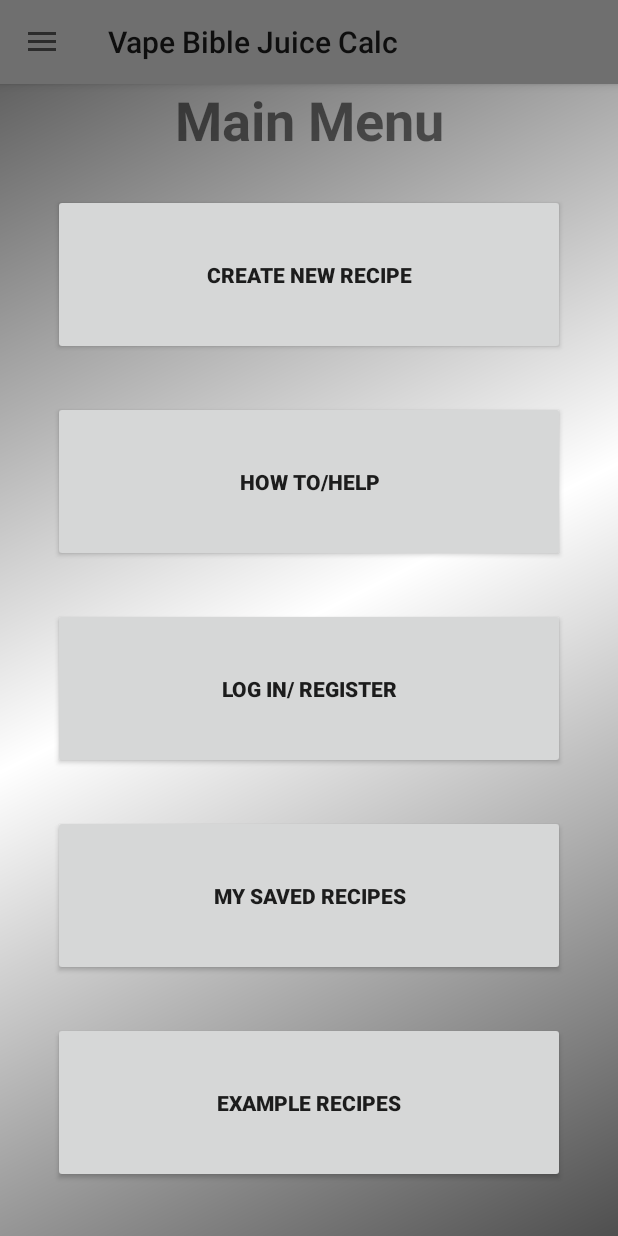
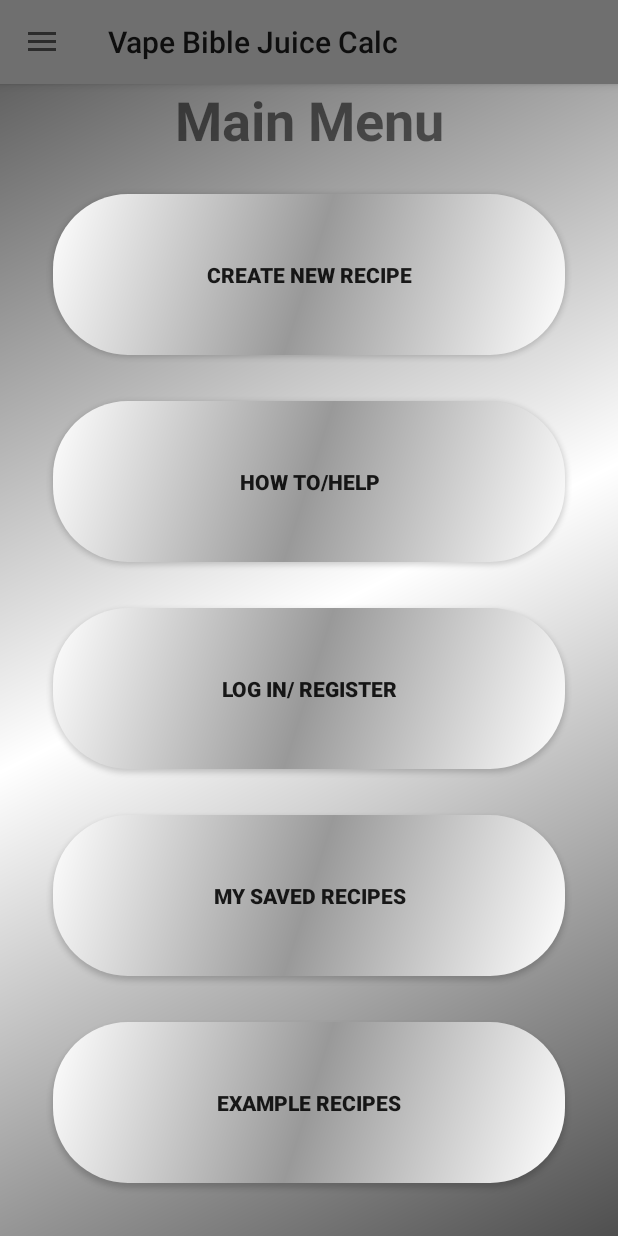
Before and after one commit to JakeEsveldDevelopment/Vape-Bible-Juice-Calc, an Android app: the screen it shows after launch (MainMenu), in the side drawer, after a tap on "My Saved Recipes", on a phone screen of 412 x 824 dp. Run offline under Robolectric (Android 15) with nearby library versions, the phone set to English and light mode, and no system bars; our stand-ins replace Firebase (no records; nobody signed in at launch, a user with empty details on screens opened directly); libraries missing offline, so code that uses them is left out: com.firebase.ui.

Commit message:
Create custom rounded buttons, add another page to how-to viewpager and style viewpager

```diff
--- a/app/src/main/java/com/jakeesveld/vapebiblejuicecalc/Activities/HowToActivity.java
+++ b/app/src/main/java/com/jakeesveld/vapebiblejuicecalc/Activities/HowToActivity.java
@@ -17,7 +17,7 @@ public class HowToActivity extends BaseActivity {
         super.onCreate(savedInstanceState);
         setContentView(R.layout.activity_how_to);
         pager = findViewById(R.id.pager);
-        int[] resources = new int[]{R.string.how_to_use_this_app, R.string.flavor_mixing_tips};
+        int[] resources = new int[]{R.string.how_to_use_this_app, R.string.flavor_mixing_tips, R.string.common_shorthands, R.string.coming_soon};
         HowToPagerAdapter pagerAdapter = new HowToPagerAdapter(this, resources);
         pager.setAdapter(pagerAdapter);
     }
--- a/app/src/main/java/com/jakeesveld/vapebiblejuicecalc/Adapters/HowToPagerAdapter.java
+++ b/app/src/main/java/com/jakeesveld/vapebiblejuicecalc/Adapters/HowToPagerAdapter.java
@@ -40,6 +40,7 @@ public class HowToPagerAdapter extends PagerAdapter {
         TextView textView = itemView.findViewById(R.id.text_content);
         textView.setText(resources[position]);
         TextView titleView = itemView.findViewById(R.id.text_title);
+        TextView disclaimerView = itemView.findViewById(R.id.text_disclaimer);
         switch (position){
             case 0:
                 titleView.setText("How to: Use this App");
@@ -47,6 +48,14 @@ public class HowToPagerAdapter extends PagerAdapter {
             case 1:
                 titleView.setText("Flavor Mixing Tips");
                 break;
+            case 2:
+                titleView.setText("Common Shorthands in the DIY Community");
+                break;
+            case 3:
+                titleView.setText("That's All for now!");
+                disclaimerView.setVisibility(View.GONE);
+                break;
+
         }
 
         container.addView(itemView);
--- /dev/null
+++ b/app/src/main/res/drawable/rounded_button.xml
@@ -0,0 +1,14 @@
+<?xml version="1.0" encoding="utf-8"?>
+<shape xmlns:android="http://schemas.android.com/apk/res/android" android:shape="rectangle" android:padding="10dp">
+    <gradient
+        android:angle="135"
+        android:centerColor="@color/gradientMiddle"
+        android:endColor="@android:color/white"
+        android:startColor="@android:color/white"
+        android:type="linear" />
+    <corners
+        android:bottomRightRadius="50dp"
+        android:bottomLeftRadius="50dp"
+        android:topLeftRadius="50dp"
+        android:topRightRadius="50dp"/>
+</shape>
--- a/app/src/main/res/layout/activity_main_menu.xml
+++ b/app/src/main/res/layout/activity_main_menu.xml
@@ -51,6 +51,7 @@
                 android:orientation="vertical">
 
                 <Button
+                    android:background="@drawable/rounded_button"
                     android:text="@string/create_new_recipe"
                     android:textStyle="bold"
                     android:id="@+id/button_create_new"
@@ -59,6 +60,7 @@
                     android:layout_weight="1"
                     android:layout_margin="15dp"/>
                 <Button
+                    android:background="@drawable/rounded_button"
                     android:text="@string/how_to_help"
                     android:textStyle="bold"
                     android:id="@+id/button_how_to"
@@ -67,6 +69,7 @@
                     android:layout_weight="1"
                     android:layout_margin="15dp"/>
                 <Button
+                    android:background="@drawable/rounded_button"
                     android:text="@string/log_in_register"
                     android:textStyle="bold"
                     android:id="@+id/button_login"
@@ -75,6 +78,7 @@
                     android:layout_weight="1"
                     android:layout_margin="15dp"/>
                 <Button
+                    android:background="@drawable/rounded_button"
                     android:text="@string/my_saved_recipes"
                     android:textStyle="bold"
                     android:id="@+id/button_saved_recipes"
@@ -83,6 +87,7 @@
                     android:layout_weight="1"
                     android:layout_margin="15dp"/>
                 <Button
+                    android:background="@drawable/rounded_button"
                     android:text="@string/example_recipes"
                     android:textStyle="bold"
                     android:id="@+id/button_example_recipes"
--- a/app/src/main/res/layout/activity_results.xml
+++ b/app/src/main/res/layout/activity_results.xml
@@ -43,6 +43,7 @@
                 android:layout_height="wrap_content" />
 
             <Button
+                android:background="@drawable/rounded_button"
                 android:text="Edit Recipe"
                 android:id="@+id/button_edit_recipe"
                 app:layout_constraintEnd_toEndOf="parent"
@@ -142,6 +143,7 @@
             </LinearLayout>
 
             <Button
+                android:background="@drawable/rounded_button"
                 android:textSize="18sp"
                 android:text="Save Recipe"
                 android:id="@+id/button_save"
--- a/app/src/main/res/layout/fragment_input_fragment1.xml
+++ b/app/src/main/res/layout/fragment_input_fragment1.xml
@@ -256,6 +256,7 @@
     </LinearLayout>
 
     <Button
+        android:background="@drawable/rounded_button"
         android:layout_margin="20dp"
         android:id="@+id/button_next_page"
         android:text="Next Page: Flavors"
--- a/app/src/main/res/layout/fragment_input_fragment2.xml
+++ b/app/src/main/res/layout/fragment_input_fragment2.xml
@@ -50,6 +50,7 @@
     </ScrollView>
 
     <Button
+        android:background="@drawable/rounded_button"
         android:id="@+id/button_add_flavor"
         android:layout_width="match_parent"
         android:layout_height="wrap_content"
@@ -60,6 +61,7 @@
         app:layout_constraintBottom_toTopOf="@id/button_results" />
 
     <Button
+        android:background="@drawable/rounded_button"
         android:id="@+id/button_results"
         android:layout_width="match_parent"
         android:layout_height="wrap_content"
--- a/app/src/main/res/values/strings.xml
+++ b/app/src/main/res/values/strings.xml
@@ -17,4 +17,6 @@
     <string name="viewPager_disclaimer">*Swipe right to see next page*</string>
     <string name="title_activity_maps">Map</string>
     <string name="distributor_map">Distributor Map</string>
+    <string name="common_shorthands">Sometimes, when looking at recipes written by other people, the recipe will use common shorthand for things like brands, and common flavors. Some may be easy enough to figure out (Straw is short for strawberry) but some on the other hand might night be as simple. (V.B.I.C. is commonly used to refer to Vanilla Bean Ice Cream) While you may never know all the shorthand for all the flavor concentrates out there, here are some of the common shorthands for major concentrate brands:\n\nThe Flavor Apprentice: TFA\nFlavor West: FW\nCapella: CAP\nFlavor Art: FA\nInawera: INW\nReal Flavors: RF\nFlavorah: FLV \n\nHopefullly, this helps you to find the right concentrates to buy if you decide to try out another DIYers Recipe and they use one of these shorthands</string>
+    <string name="coming_soon">More Coming Soon!</string>
 </resources>
```
Also changed, not shown: app/src/main/java/com/jakeesveld/vapebiblejuicecalc/Fragments/InputFragment1.java (+30 -34 lines), app/src/main/res/layout/pager_item.xml (+4 -3 lines).
